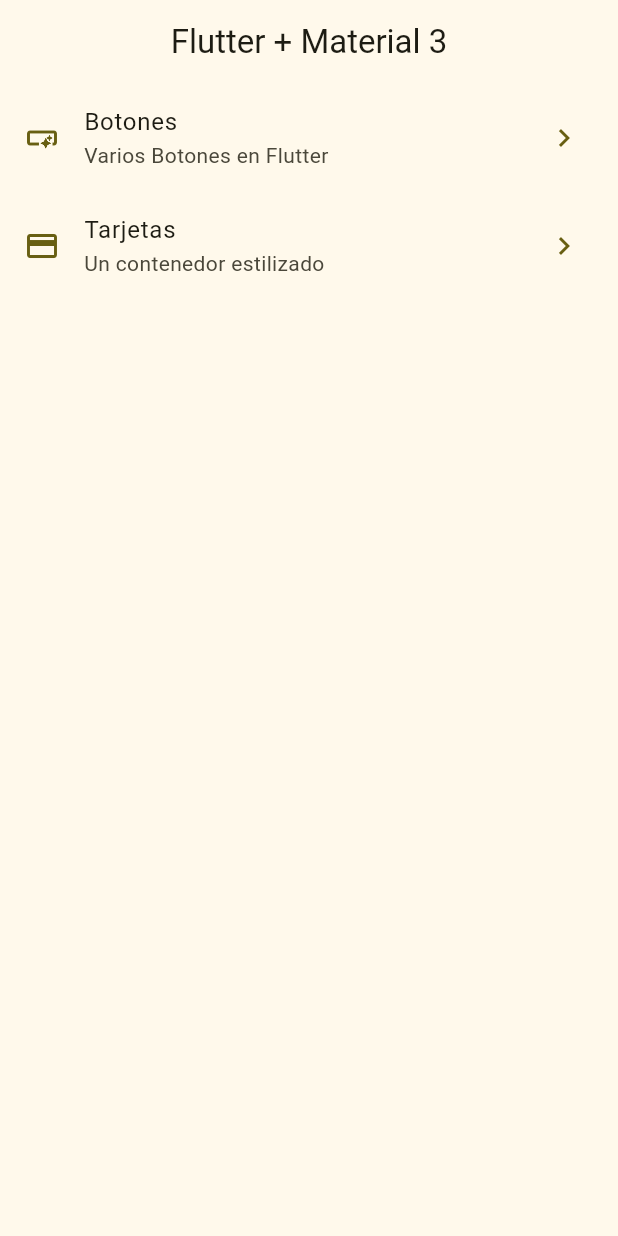
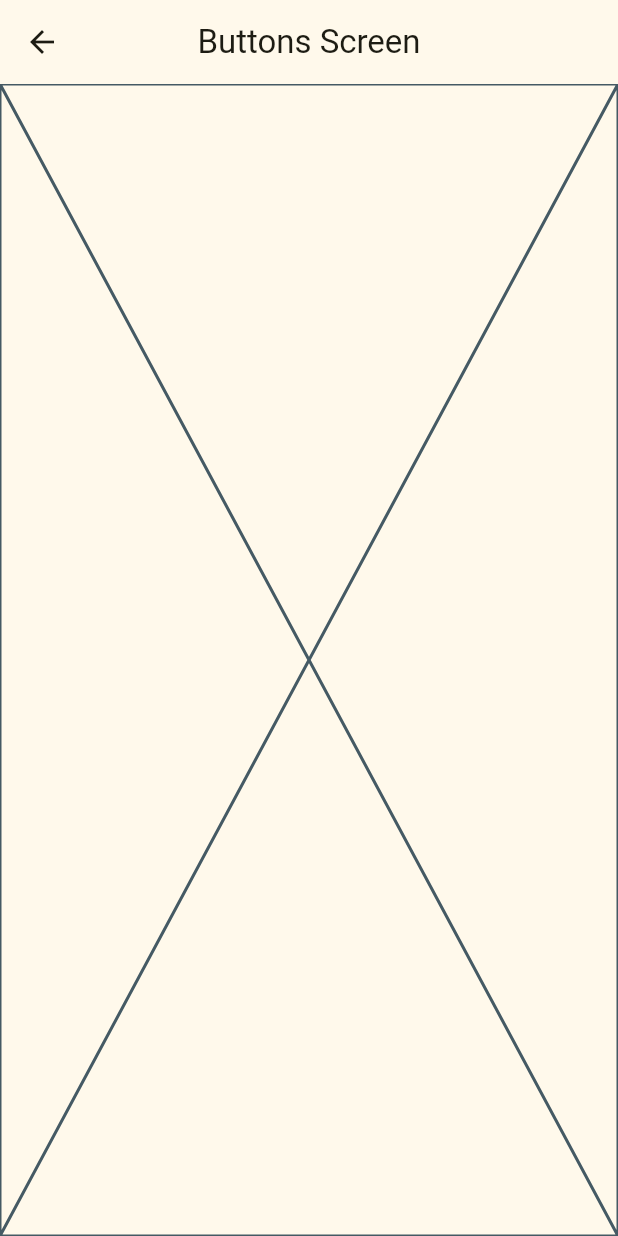
Before and after one commit to SwB15/widgets_app, a Flutter app: the screen it shows after launch, after a tap on "Botones", on a phone screen of 412 x 824 dp. Run offline on Flutter 3.47's test engine with Material 3 defaults, Android fonts, the phone set to English and light mode, and no system bars; our stand-ins replace go_router.

Commit message:
Agregar go_router

```diff
--- a/lib/config/menu/menu_items.dart
+++ b/lib/config/menu/menu_items.dart
@@ -22,6 +22,6 @@ const appMenuItems = <MenuItem>[
   MenuItem(
       title: 'Tarjetas',
       subtitle: 'Un contenedor estilizado',
-      link: '/card',
+      link: '/cards',
       icon: Icons.credit_card),
 ];
--- /dev/null
+++ b/lib/config/router/app_router.dart
@@ -0,0 +1,20 @@
+import 'package:go_router/go_router.dart';
+import 'package:widgets_app/presentation/screens/screens.dart';
+
+final appRouter = GoRouter(
+  initialLocation: '/',
+  routes: [
+    GoRoute(
+      path: '/',
+      builder: (context, state) => const HomeScreen(),
+    ),
+    GoRoute(
+      path: '/buttons',
+      builder: (context, state) => const ButtonsScreen(),
+    ),
+    GoRoute(
+      path: '/cards',
+      builder: (context, state) => const CardsScreen(),
+    ),
+  ],
+);
--- a/lib/main.dart
+++ b/lib/main.dart
@@ -1,6 +1,6 @@
 import 'package:flutter/material.dart';
+import 'package:widgets_app/config/router/app_router.dart';
 import 'package:widgets_app/config/theme/app_theme.dart';
-import 'package:widgets_app/presentation/screens/home/home_screen.dart';
 
 void main() {
   runApp(const MainApp());
@@ -11,12 +11,10 @@ class MainApp extends StatelessWidget {
 
   @override
   Widget build(BuildContext context) {
-    return MaterialApp(
+    return MaterialApp.router(
       debugShowCheckedModeBanner: false,
       theme: AppTheme(selectedColor: 5).getTheme(),
-      home: const Scaffold(
-        body: HomeScreen(),
-      ),
+      routerConfig: appRouter,
     );
   }
 }
--- /dev/null
+++ b/lib/presentation/screens/buttons/buttons_screen.dart
@@ -0,0 +1,15 @@
+import 'package:flutter/material.dart';
+
+class ButtonsScreen extends StatelessWidget {
+  const ButtonsScreen({Key? key});
+
+  @override
+  Widget build(BuildContext context) {
+    return Scaffold(
+      appBar: AppBar(
+        title: const Text('Buttons Screen'),
+      ),
+      body: const Placeholder(),
+    );
+  }
+}
--- /dev/null
+++ b/lib/presentation/screens/cards/cards_screen.dart
@@ -0,0 +1,15 @@
+import 'package:flutter/material.dart';
+
+class CardsScreen extends StatelessWidget {
+  const CardsScreen({Key? key});
+
+  @override
+  Widget build(BuildContext context) {
+    return Scaffold(
+      appBar: AppBar(
+        title: const Text('Buttons Screen'),
+      ),
+      body: const Placeholder(),
+    );
+  }
+}
--- a/lib/presentation/screens/home/home_screen.dart
+++ b/lib/presentation/screens/home/home_screen.dart
@@ -1,4 +1,5 @@
 import 'package:flutter/material.dart';
+import 'package:go_router/go_router.dart';
 import 'package:widgets_app/config/menu/menu_items.dart';
 
 class HomeScreen extends StatelessWidget {
@@ -36,10 +37,7 @@ class HomeView extends StatelessWidget {
               item.icon,
               color: colors.primary,
             ),
-          onTap: () {
-            Navigator.pushNamed(context, item.link);
-          },
-        );
+            onTap: () => context.push(item.link));
       },
     );
   }
--- /dev/null
+++ b/lib/presentation/screens/screens.dart
@@ -0,0 +1,3 @@
+export 'package:widgets_app/presentation/screens/buttons/buttons_screen.dart';
+export 'package:widgets_app/presentation/screens/cards/cards_screen.dart';
+export 'package:widgets_app/presentation/screens/home/home_screen.dart';
--- a/pubspec.yaml
+++ b/pubspec.yaml
@@ -9,6 +9,7 @@ environment:
 dependencies:
   flutter:
     sdk: flutter
+  go_router: ^14.1.4
 
 dev_dependencies:
   flutter_test:
```
Also changed, not shown: pubspec.lock. Lines whose indentation alone changed are shown as unchanged.
